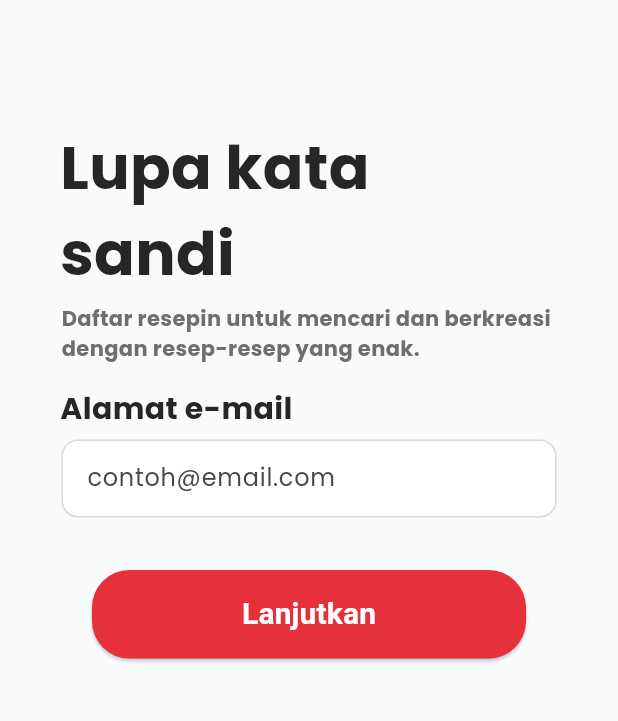
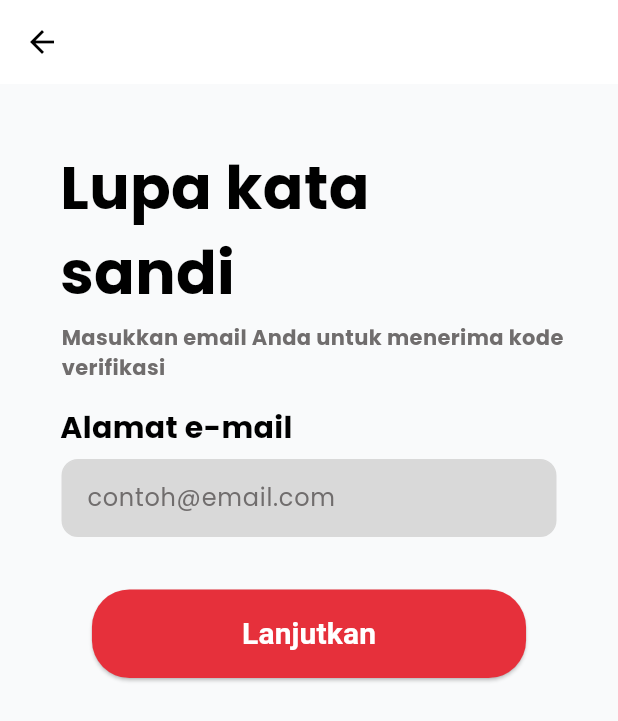
Before and after one commit to raffiadzril/resepin, a Flutter app: the ForgotPassword screen opened by its route, on a phone screen of 412 x 824 dp. Shown: the top 721 px of the screen. Run offline on Flutter 3.47's test engine with Material 3 defaults, Android fonts, the phone set to English and light mode, and no system bars.

Commit message:
update theme emailVerift and forgot Password

```diff
--- a/lib/screens/login/forgotPassword.dart
+++ b/lib/screens/login/forgotPassword.dart
@@ -1,7 +1,8 @@
 import 'package:flutter/material.dart';
+import 'package:provider/provider.dart';
+import 'package:resepin/core/constants/app_colors.dart';
+import 'package:resepin/providers/theme_notifier.dart';
 import 'package:resepin/screens/login/emailVerift.dart';
-
-
 
 class ForgotPassword extends StatefulWidget {
   const ForgotPassword({super.key});
@@ -36,9 +37,19 @@ class ForgotPasswordState extends State<ForgotPassword> {
       );
     } else {
       ScaffoldMessenger.of(context).showSnackBar(
-        const SnackBar(
-          content: Text('Masukkan alamat email yang valid'),
-          duration: Duration(seconds: 2),
+        SnackBar(
+          content: Text(
+            'Masukkan alamat email yang valid',
+            style: TextStyle(
+              color: Provider.of<ThemeNotifier>(context, listen: false).isDarkMode
+                  ? AppColors.darkTextPrimary
+                  : AppColors.lightTextPrimary,
+            ),
+          ),
+          backgroundColor: Provider.of<ThemeNotifier>(context, listen: false).isDarkMode
+              ? AppColors.darkBox
+              : AppColors.lightBox,
+          duration: const Duration(seconds: 2),
         ),
       );
     }
@@ -46,17 +57,35 @@ class ForgotPasswordState extends State<ForgotPassword> {
 
   @override
   Widget build(BuildContext context) {
+    final isDarkMode = Provider.of<ThemeNotifier>(context).isDarkMode;
+    final textColor = isDarkMode ? AppColors.darkTextPrimary : AppColors.lightTextPrimary;
+    final secondaryTextColor = isDarkMode ? AppColors.darkTextSecondary : AppColors.lightTextSecondary;
+    final backgroundColor = isDarkMode ? AppColors.darkBackground : AppColors.lightBackground;
+    final containerColor = isDarkMode ? AppColors.darkBox : AppColors.lightBox;
+    final borderColor = isDarkMode ? Colors.grey.shade700 : const Color(0xFFD9D9D9);
+
     return Scaffold(
+      appBar: AppBar(
+        backgroundColor: isDarkMode ? AppColors.darkBackground : Colors.white,
+        elevation: 0,
+        leading: IconButton(
+          icon: Icon(
+            Icons.arrow_back,
+            color: isDarkMode ? Colors.white : Colors.black,
+          ),
+          onPressed: () => Navigator.of(context).pop(),
+        ),
+      ),
       body: SafeArea(
         child: Container(
           constraints: const BoxConstraints.expand(),
-          color: const Color(0xFFFFFFFF),
+          color: backgroundColor,
           child: Column(
             crossAxisAlignment: CrossAxisAlignment.start,
             children: [
               Expanded(
                 child: Container(
-                  color: const Color(0xFFF9FAFB),
+                  color: isDarkMode ? AppColors.darkBackground : const Color(0xFFF9FAFB),
                   width: double.infinity,
                   height: double.infinity,
                   child: SingleChildScrollView(
@@ -66,11 +95,11 @@ class ForgotPasswordState extends State<ForgotPassword> {
                         crossAxisAlignment: CrossAxisAlignment.start,
                         children: [
                           Container(
-                            margin: const EdgeInsets.only(top: 83, bottom: 5, left: 20, right: 54),
-                            child: const Text(
+                            margin: const EdgeInsets.only(top: 40, bottom: 5, left: 20, right: 54),
+                            child: Text(
                               "Lupa kata sandi",
                               style: TextStyle(
-                                color: Color(0xFF262626),
+                                color: textColor,
                                 fontSize: 40,
                                 fontWeight: FontWeight.bold,
                               ),
@@ -78,10 +107,10 @@ class ForgotPasswordState extends State<ForgotPassword> {
                           ),
                           Container(
                             margin: const EdgeInsets.only(bottom: 16, left: 21),
-                            child: const Text(
-                              "Daftar resepin untuk mencari dan berkreasi dengan resep-resep yang enak.",
+                            child: Text(
+                              "Masukkan email Anda untuk menerima kode verifikasi",
                               style: TextStyle(
-                                color: Color(0xFF706D6D),
+                                color: secondaryTextColor,
                                 fontSize: 14,
                                 fontWeight: FontWeight.bold,
                               ),
@@ -89,10 +118,10 @@ class ForgotPasswordState extends State<ForgotPassword> {
                           ),
                           Container(
                             margin: const EdgeInsets.only(bottom: 6, left: 20),
-                            child: const Text(
+                            child: Text(
                               "Alamat e-mail",
                               style: TextStyle(
-                                color: Color(0xFF262626),
+                                color: textColor,
                                 fontSize: 20,
                                 fontWeight: FontWeight.bold,
                               ),
@@ -101,11 +130,11 @@ class ForgotPasswordState extends State<ForgotPassword> {
                           Container(
                             decoration: BoxDecoration(
                               border: Border.all(
-                                color: const Color(0xFFD9D9D9),
+                                color: borderColor,
                                 width: 1,
                               ),
                               borderRadius: BorderRadius.circular(11),
-                              color: const Color(0xFFFFFFFF),
+                              color: containerColor,
                             ),
                             margin: const EdgeInsets.only(bottom: 35, left: 21, right: 21),
                             height: 52,
@@ -113,10 +142,12 @@ class ForgotPasswordState extends State<ForgotPassword> {
                             child: TextField(
                               controller: _emailController,
                               keyboardType: TextInputType.emailAddress,
-                              decoration: const InputDecoration(
+                              style: TextStyle(color: textColor),
+                              decoration: InputDecoration(
                                 border: InputBorder.none,
-                                contentPadding: EdgeInsets.symmetric(horizontal: 16),
+                                contentPadding: const EdgeInsets.symmetric(horizontal: 16),
                                 hintText: 'contoh@email.com',
+                                hintStyle: TextStyle(color: secondaryTextColor),
                               ),
                               onChanged: _validateEmail,
                             ),
@@ -125,7 +156,7 @@ class ForgotPasswordState extends State<ForgotPassword> {
                             child: ElevatedButton(
                               onPressed: _navigateToEmailVerify,
                               style: ElevatedButton.styleFrom(
-                                backgroundColor: const Color(0xFFE6303B),
+                                backgroundColor: AppColors.primary,
                                 padding: const EdgeInsets.symmetric(horizontal: 100, vertical: 15),
                                 shape: RoundedRectangleBorder(
                                   borderRadius: BorderRadius.circular(25),
```
Also changed, not shown: lib/screens/login/emailVerift.dart (+65 -23 lines).
